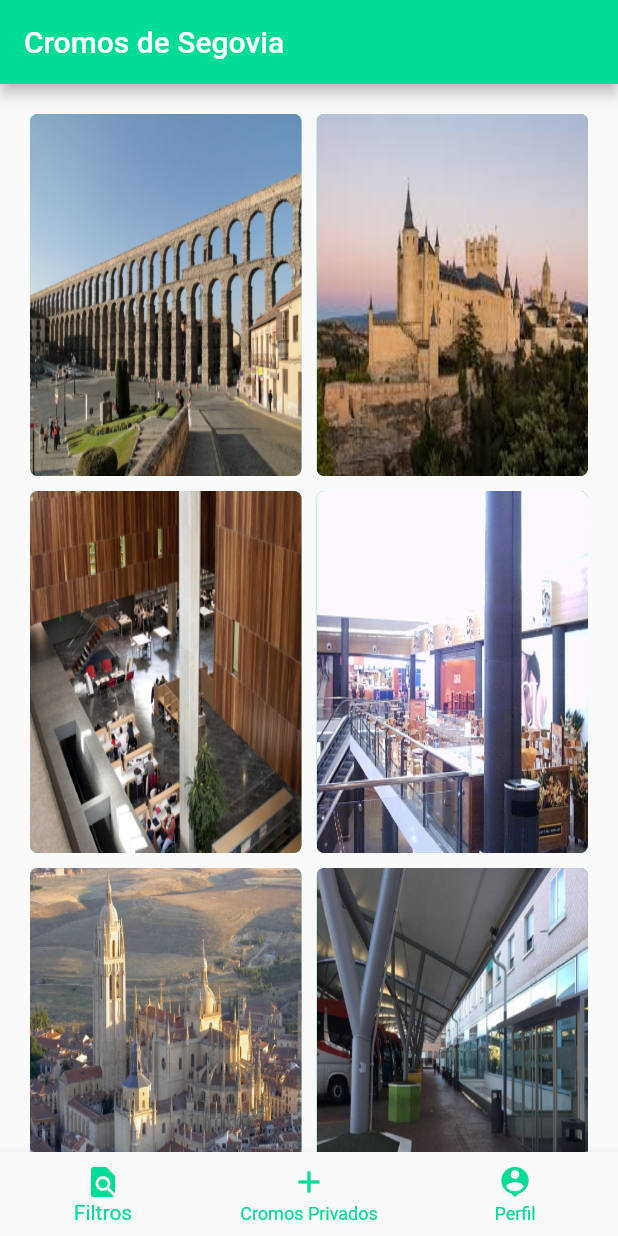
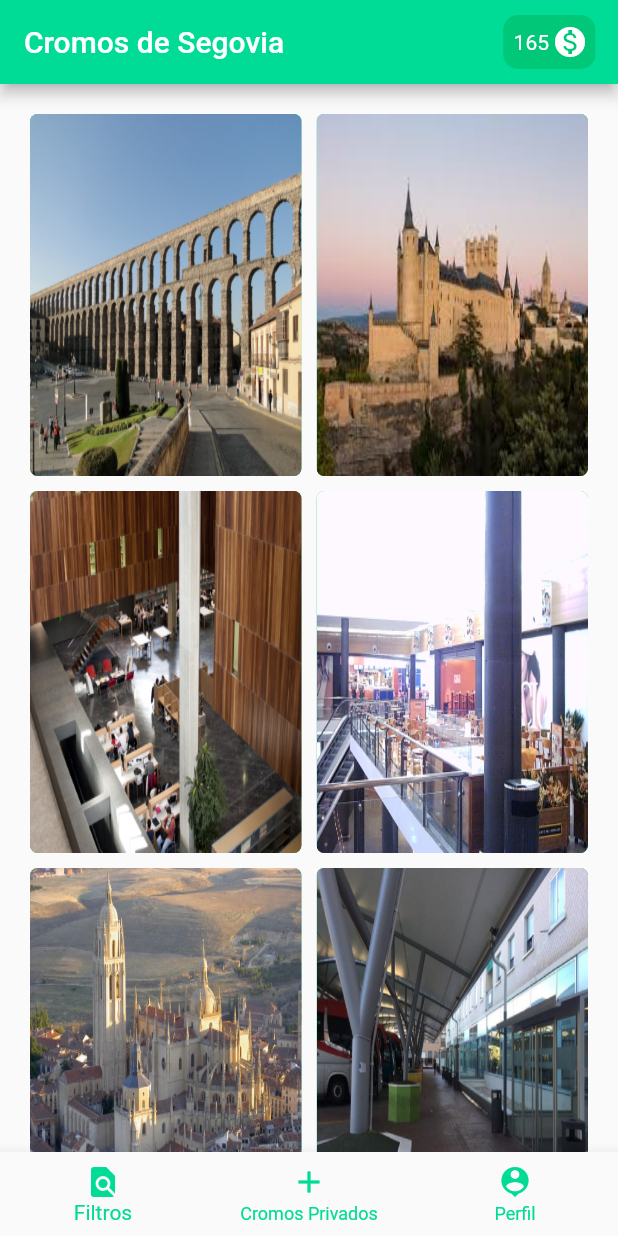
Before and after one commit to iscopan/odissea, a Flutter app: the Galeria screen opened directly with empty values, on a phone screen of 412 x 824 dp. Run offline on Flutter 3.47's test engine with Material 2 defaults, Android fonts, the phone set to English and light mode, and no system bars; missing offline and left inert: dart:ffi.

```diff
--- a/lib/galeria.dart
+++ b/lib/galeria.dart
@@ -102,6 +102,27 @@ class GaleriaState extends State<Galeria>{
       appBar: AppBar(
         title: Text("Cromos de Segovia"),
         backgroundColor: Color.fromRGBO(0, 220, 150, 1),
+        actions: <Widget>[
+          Padding(
+            padding: EdgeInsets.only(right: 15, top: 10, bottom: 10),
+            child: ClipRRect(
+              borderRadius: BorderRadius.circular(10.0),
+              child: Container(
+                padding: EdgeInsets.all(5),
+                color: Color.fromRGBO(00, 200, 120, 1),
+                child: Row(
+                  children: <Widget>[
+                    Padding(padding: EdgeInsets.only(right: 2),),
+                    Text("165"),
+                    Padding(padding: EdgeInsets.only(right: 2),),
+                    Icon(Icons.monetization_on, color: Colors.white,)
+                  ],
+                ),
+
+              ),
+            ),
+          ),
+        ],
       ),
       body: Container(
           child: CustomScrollView(
```
